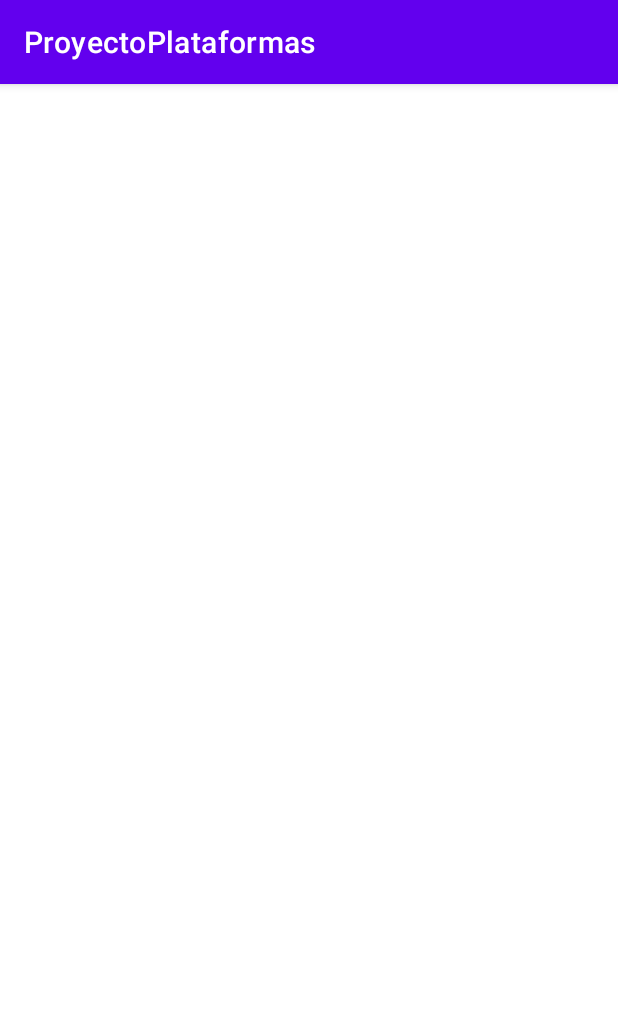
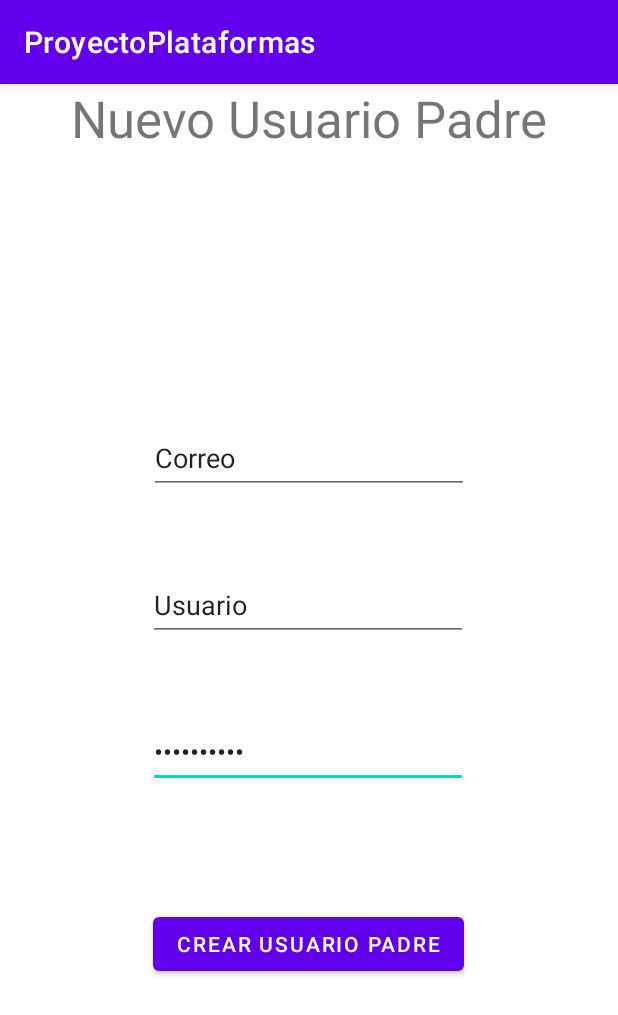
Before and after one commit to AragonD19/ProyectoPlataformas, an Android app: the fragment CrearUsuarioPadre shown on its own in the app's theme, on a phone screen of 412 x 824 dp. Shown: the top 1015 px of the screen. Run offline under Robolectric (Android 15) with nearby library versions, the light colour scheme and no system bars.

Commit message:
creacion hijo y padre

```diff
--- a/app/src/main/res/layout/fragment_crear_usuario_hijo.xml
+++ b/app/src/main/res/layout/fragment_crear_usuario_hijo.xml
@@ -48,10 +48,6 @@
 
         <EditText
             android:id="@+id/editTextTextPersonName"
-            app:layout_constraintEnd_toEndOf="parent"
-            app:layout_constraintHorizontal_bias="0.479"
-            app:layout_constraintStart_toStartOf="parent"
-            app:layout_constraintTop_toBottomOf="@+id/editTextTextEmailAddress3"
             android:layout_width="wrap_content"
             android:layout_height="wrap_content"
             android:layout_marginStart="16dp"
@@ -62,7 +58,11 @@
             android:hint="@string/usuario_texto"
             android:inputType="textPersonName"
             android:minHeight="48dp"
-            android:text="@string/usuario_texto" />
+            android:text="@string/usuario_texto"
+            app:layout_constraintEnd_toEndOf="parent"
+            app:layout_constraintHorizontal_bias="0.479"
+            app:layout_constraintStart_toStartOf="parent"
+            app:layout_constraintTop_toBottomOf="@+id/editTextTextEmailAddress3" />
 
         <TextView
             android:id="@+id/textView"
@@ -84,7 +84,7 @@
             android:layout_marginStart="16dp"
             android:layout_marginTop="80dp"
             android:layout_marginEnd="16dp"
-            android:text="@string/crear_usuario_padre"
+            android:text="@string/crear_usuario"
             app:layout_constraintEnd_toEndOf="parent"
             app:layout_constraintStart_toStartOf="parent"
             app:layout_constraintTop_toBottomOf="@+id/editTextTextPassword2" />
--- a/app/src/main/res/layout/fragment_crear_usuario_padre.xml
+++ b/app/src/main/res/layout/fragment_crear_usuario_padre.xml
@@ -1,6 +1,90 @@
 <?xml version="1.0" encoding="utf-8"?>
 <FrameLayout xmlns:android="http://schemas.android.com/apk/res/android"
+    xmlns:app="http://schemas.android.com/apk/res-auto"
     xmlns:tools="http://schemas.android.com/tools"
     android:layout_width="match_parent"
     android:layout_height="match_parent"
-    tools:context=".Packge.CrearUsuarioPadre"/>
+    tools:context=".Packge.CrearUsuarioPadre">
+
+    <androidx.constraintlayout.widget.ConstraintLayout
+        android:layout_width="match_parent"
+        android:layout_height="match_parent">
+
+        <TextView
+            android:id="@+id/textView4"
+            android:layout_width="wrap_content"
+            android:layout_height="wrap_content"
+            android:text="@string/nuevo_usuario_Padre"
+            android:textSize="34sp"
+            app:layout_constraintEnd_toEndOf="parent"
+            app:layout_constraintHorizontal_bias="0.498"
+            app:layout_constraintStart_toStartOf="parent"
+            app:layout_constraintTop_toTopOf="parent" />
+
+        <EditText
+            android:id="@+id/editTextTextPassword3"
+            android:layout_width="wrap_content"
+            android:layout_height="wrap_content"
+            android:layout_marginStart="16dp"
+            android:layout_marginTop="50dp"
+            android:layout_marginEnd="16dp"
+            android:ems="10"
+            android:hint="@string/contrasena_texto"
+            android:inputType="textPassword"
+            android:minHeight="48dp"
+            android:text="@string/contrasena_texto"
+            app:layout_constraintEnd_toEndOf="parent"
+            app:layout_constraintHorizontal_bias="0.497"
+            app:layout_constraintStart_toStartOf="parent"
+            app:layout_constraintTop_toBottomOf="@+id/editTextTextPersonName2"
+            android:autofillHints="" />
+
+        <EditText
+            android:id="@+id/editTextTextEmailAddress"
+            android:layout_width="wrap_content"
+            android:layout_height="wrap_content"
+            android:layout_marginStart="16dp"
+            android:layout_marginTop="180dp"
+            android:layout_marginEnd="16dp"
+            android:ems="10"
+            android:hint="@string/correo_texto"
+            android:inputType="textEmailAddress"
+            android:minHeight="48dp"
+            android:text="@string/correo_texto"
+            app:layout_constraintEnd_toEndOf="parent"
+            app:layout_constraintStart_toStartOf="parent"
+            app:layout_constraintTop_toBottomOf="@+id/textView4"
+            android:autofillHints="" />
+
+        <EditText
+            android:id="@+id/editTextTextPersonName2"
+            android:layout_width="wrap_content"
+            android:layout_height="wrap_content"
+            android:layout_marginStart="16dp"
+            android:layout_marginTop="50dp"
+            android:layout_marginEnd="16dp"
+            android:ems="10"
+            android:hint="@string/usuario_inicio"
+            android:inputType="textPersonName"
+            android:minHeight="48dp"
+            android:text="@string/usuario_texto"
+            app:layout_constraintEnd_toEndOf="parent"
+            app:layout_constraintHorizontal_bias="0.497"
+            app:layout_constraintStart_toStartOf="parent"
+            app:layout_constraintTop_toBottomOf="@+id/editTextTextEmailAddress"
+            android:autofillHints="" />
+
+        <Button
+            android:id="@+id/button3"
+            android:layout_width="wrap_content"
+            android:layout_height="wrap_content"
+            android:layout_marginStart="16dp"
+            android:layout_marginTop="80dp"
+            android:layout_marginEnd="16dp"
+            android:text="@string/crear_usuario_padre"
+            app:layout_constraintEnd_toEndOf="parent"
+            app:layout_constraintHorizontal_bias="0.498"
+            app:layout_constraintStart_toStartOf="parent"
+            app:layout_constraintTop_toBottomOf="@+id/editTextTextPassword3" />
+    </androidx.constraintlayout.widget.ConstraintLayout>
+</FrameLayout>
```
